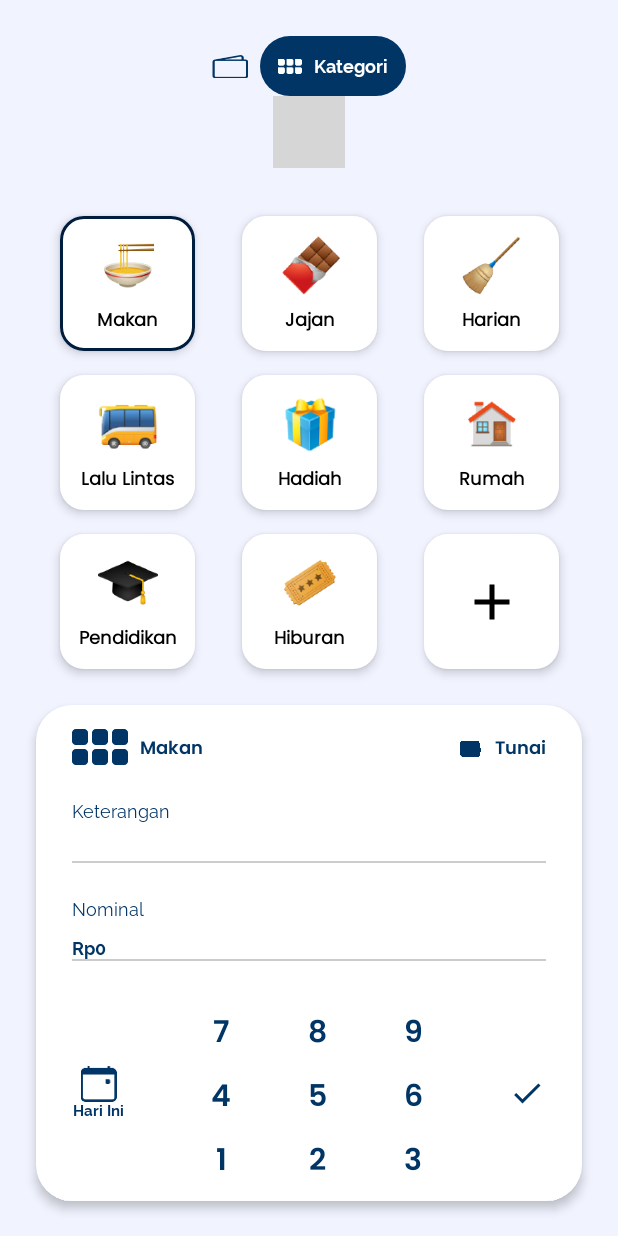
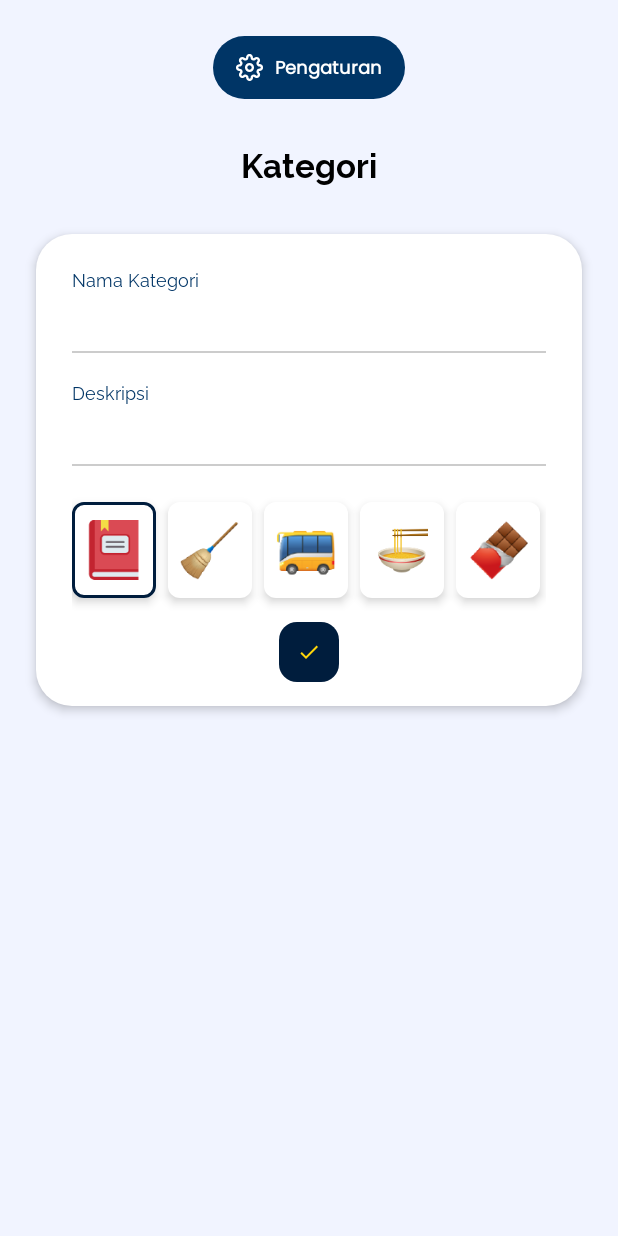
Before and after one commit to fanggadewangga/JurnalKas, an Android app built with Jetpack Compose: the screen it shows after launch (MainActivity), on a phone screen of 412 x 824 dp. Run offline under Robolectric (Android 15) with nearby library versions, the light colour scheme and no system bars; grey boxes are pictures that could not be loaded.

Commit message:
feat(category): add new category screen

```diff
--- a/app/src/main/java/com/ptotakkanan/jurnalkas/feature/category/CategoryScreen.kt
+++ b/app/src/main/java/com/ptotakkanan/jurnalkas/feature/category/CategoryScreen.kt
@@ -23,6 +23,7 @@ import androidx.lifecycle.viewmodel.compose.viewModel
 import androidx.navigation.NavController
 import coil.compose.AsyncImage
 import com.ptotakkanan.jurnalkas.R
+import com.ptotakkanan.jurnalkas.feature.category.detail.CategoryViewModel
 import com.ptotakkanan.jurnalkas.feature.category.page.FirstCategoryScreen
 import com.ptotakkanan.jurnalkas.feature.category.page.SecondCategoryScreen
 import com.ptotakkanan.jurnalkas.feature.common.components.AppButton
--- /dev/null
+++ b/app/src/main/java/com/ptotakkanan/jurnalkas/feature/category/add/AddCategoryEvent.kt
@@ -0,0 +1,10 @@
+package com.ptotakkanan.jurnalkas.feature.category.add
+
+import com.ptotakkanan.jurnalkas.domain.Category
+import com.ptotakkanan.jurnalkas.feature.util.state.SelectionOption
+
+sealed class AddCategoryEvent {
+    data class EnterCategory(val value: String): AddCategoryEvent()
+    data class EnterDescription(val value: String): AddCategoryEvent()
+    data class ChooseCategory(val value: SelectionOption<Int>): AddCategoryEvent()
+}
--- /dev/null
+++ b/app/src/main/java/com/ptotakkanan/jurnalkas/feature/category/add/AddCategoryScreen.kt
@@ -0,0 +1,217 @@
+package com.ptotakkanan.jurnalkas.feature.category.add
+
+import androidx.compose.foundation.BorderStroke
+import androidx.compose.foundation.background
+import androidx.compose.foundation.clickable
+import androidx.compose.foundation.interaction.MutableInteractionSource
+import androidx.compose.foundation.layout.Arrangement
+import androidx.compose.foundation.layout.Box
+import androidx.compose.foundation.layout.Column
+import androidx.compose.foundation.layout.Row
+import androidx.compose.foundation.layout.Spacer
+import androidx.compose.foundation.layout.fillMaxSize
+import androidx.compose.foundation.layout.fillMaxWidth
+import androidx.compose.foundation.layout.height
+import androidx.compose.foundation.layout.padding
+import androidx.compose.foundation.layout.size
+import androidx.compose.foundation.layout.width
+import androidx.compose.foundation.lazy.LazyRow
+import androidx.compose.foundation.lazy.items
+import androidx.compose.foundation.rememberScrollState
+import androidx.compose.foundation.shape.RoundedCornerShape
+import androidx.compose.foundation.text.BasicTextField
+import androidx.compose.foundation.verticalScroll
+import androidx.compose.material.ripple.rememberRipple
+import androidx.compose.material3.Card
+import androidx.compose.material3.CardDefaults
+import androidx.compose.material3.Divider
+import androidx.compose.runtime.Composable
+import androidx.compose.runtime.getValue
+import androidx.compose.runtime.remember
+import androidx.compose.ui.Alignment
+import androidx.compose.ui.Modifier
+import androidx.compose.ui.graphics.Color
+import androidx.compose.ui.graphics.ColorFilter
+import androidx.compose.ui.text.TextStyle
+import androidx.compose.ui.text.font.Font
+import androidx.compose.ui.text.font.FontFamily
+import androidx.compose.ui.text.font.FontWeight
+import androidx.compose.ui.unit.dp
+import androidx.compose.ui.unit.sp
+import androidx.lifecycle.viewmodel.compose.viewModel
+import androidx.navigation.NavController
+import coil.compose.AsyncImage
+import com.ptotakkanan.jurnalkas.R
+import com.ptotakkanan.jurnalkas.feature.common.components.AppButton
+import com.ptotakkanan.jurnalkas.feature.common.components.AppText
+import com.ptotakkanan.jurnalkas.theme.Typography
+import com.ptotakkanan.jurnalkas.theme.blue50
+import com.ptotakkanan.jurnalkas.theme.primary10
+import com.ptotakkanan.jurnalkas.theme.primary20
+import com.ptotakkanan.jurnalkas.theme.secondary10
+
+@Composable
+fun AddCategoryScreen(
+    navController: NavController,
+    viewModel: AddCategoryViewModel = viewModel(),
+) {
+
+    val state by viewModel.state
+
+    Column(
+        horizontalAlignment = Alignment.CenterHorizontally,
+        modifier = Modifier
+            .fillMaxSize()
+            .background(color = blue50)
+            .padding(start = 24.dp, top = 24.dp, end = 24.dp)
+            .verticalScroll(rememberScrollState())
+    ) {
+        AppButton(
+            onClick = { /*TODO*/ },
+            backgroundColor = primary20,
+            modifier = Modifier
+                .width(128.dp)
+        ) {
+            Row(
+                verticalAlignment = Alignment.CenterVertically,
+                horizontalArrangement = Arrangement.spacedBy(8.dp),
+            ) {
+                AsyncImage(
+                    model = R.drawable.ic_setting,
+                    contentDescription = "Setting icon",
+                    modifier = Modifier.size(18.dp)
+                )
+                AppText(
+                    text = "Pengaturan",
+                    color = Color.White,
+                    textStyle = Typography.bodyMedium()
+                        .copy(fontSize = 12.sp, fontWeight = FontWeight(700))
+                )
+            }
+        }
+
+        Spacer(modifier = Modifier.height(32.dp))
+        AppText(
+            text = "Kategori",
+            textStyle = TextStyle(
+                fontFamily = FontFamily(Font(R.font.raleway_bold)),
+                fontSize = 22.sp
+            )
+        )
+
+        Spacer(modifier = Modifier.height(32.dp))
+        Card(
+            shape = RoundedCornerShape(24.dp),
+            colors = CardDefaults.cardColors(containerColor = Color.White),
+            elevation = CardDefaults.cardElevation(4.dp),
+            modifier = Modifier
+                .fillMaxWidth()
+        ) {
+            Column(
+                verticalArrangement = Arrangement.spacedBy(4.dp),
+                modifier = Modifier.padding(24.dp)
+            ) {
+                AppText(
+                    text = "Nama Kategori",
+                    textStyle = TextStyle(
+                        fontFamily = FontFamily(Font(R.font.raleway)),
+                        fontSize = 12.sp,
+                        fontWeight = FontWeight(500)
+                    ),
+                    color = Color(0xFF003566)
+                )
+                Spacer(modifier = Modifier.height(6.dp))
+                BasicTextField(
+                    value = state.name,
+                    onValueChange = { viewModel.onEvent(AddCategoryEvent.EnterCategory(it)) },
+                    textStyle = TextStyle(
+                        fontFamily = FontFamily(Font(R.font.raleway_bold)),
+                        fontSize = 12.sp,
+                        color = Color(0xFF003566)
+                    )
+                )
+                Spacer(modifier = Modifier.height(4.dp))
+                Divider(color = Color.LightGray, modifier = Modifier.fillMaxWidth())
+
+                Spacer(modifier = Modifier.height(12.dp))
+                AppText(
+                    text = "Deskripsi",
+                    textStyle = TextStyle(
+                        fontFamily = FontFamily(Font(R.font.raleway)),
+                        fontSize = 12.sp,
+                        fontWeight = FontWeight(500)
+                    ),
+                    color = Color(0xFF003566)
+                )
+                Spacer(modifier = Modifier.height(6.dp))
+                BasicTextField(
+                    value = state.description,
+                    onValueChange = { viewModel.onEvent(AddCategoryEvent.EnterDescription(it)) },
+                    textStyle = TextStyle(
+                        fontFamily = FontFamily(Font(R.font.raleway_bold)),
+                        fontSize = 12.sp,
+                        color = Color(0xFF003566)
+                    )
+                )
+                Spacer(modifier = Modifier.height(4.dp))
+                Divider(color = Color.LightGray, modifier = Modifier.fillMaxWidth())
+            }
+
+
+            LazyRow(modifier = Modifier.padding(horizontal = 24.dp)) {
+                items(viewModel.iconOption) { item ->
+                    Card(
+                        shape = RoundedCornerShape(8.dp),
+                        colors = CardDefaults.cardColors(containerColor = Color.White),
+                        elevation = CardDefaults.cardElevation(4.dp),
+                        border = if (item.selected) BorderStroke(
+                            width = 2.dp,
+                            color = primary10
+                        ) else null,
+                        modifier = Modifier
+                            .size(64.dp)
+                            .padding(end = 8.dp)
+                            .clickable(
+                                interactionSource = remember { MutableInteractionSource() },
+                                indication = rememberRipple(color = Color.White),
+                                onClick = { viewModel.onEvent(AddCategoryEvent.ChooseCategory(item)) }
+                            )
+                    ) {
+                        Box(
+                            contentAlignment = Alignment.Center,
+                            modifier = Modifier.fillMaxSize()
+                        ) {
+                            AsyncImage(
+                                model = item.option,
+                                contentDescription = "Icon",
+                                modifier = Modifier.size(40.dp)
+                            )
+                        }
+                    }
+                }
+            }
+
+            Box(
+                contentAlignment = Alignment.Center,
+                modifier = Modifier
+                    .fillMaxWidth()
+                    .padding(vertical = 16.dp)
+            ) {
+                AppButton(
+                    onClick = {
+
+                    },
+                    shape = RoundedCornerShape(12.dp),
+                    modifier = Modifier
+                        .size(40.dp),
+                ) {
+                    AsyncImage(
+                        model = R.drawable.ic_check,
+                        contentDescription = "Check Icon",
+                        colorFilter = ColorFilter.tint(color = secondary10)
+                    )
+                }
+            }
+        }
+    }
+}
--- /dev/null
+++ b/app/src/main/java/com/ptotakkanan/jurnalkas/feature/category/add/AddCategoryState.kt
@@ -0,0 +1,11 @@
+package com.ptotakkanan.jurnalkas.feature.category.add
+
+import androidx.annotation.DrawableRes
+import com.ptotakkanan.jurnalkas.R
+import com.ptotakkanan.jurnalkas.domain.Category
+import com.ptotakkanan.jurnalkas.feature.util.state.SelectionOption
+
+data class AddCategoryState(
+    val name: String = "",
+    val description: String = "",
+)
--- /dev/null
+++ b/app/src/main/java/com/ptotakkanan/jurnalkas/feature/category/add/AddCategoryViewModel.kt
@@ -0,0 +1,40 @@
+package com.ptotakkanan.jurnalkas.feature.category.add
+
+import androidx.compose.runtime.mutableStateOf
+import androidx.compose.runtime.toMutableStateList
+import androidx.lifecycle.ViewModel
+import com.ptotakkanan.jurnalkas.R
+import com.ptotakkanan.jurnalkas.feature.util.state.SelectionOption
+
+
+class AddCategoryViewModel: ViewModel() {
+
+    private val _state = mutableStateOf(AddCategoryState())
+    val state = _state
+
+    private val _iconOptions = listOf(
+        SelectionOption(R.drawable.ic_book, true),
+        SelectionOption(R.drawable.ic_broom, false),
+        SelectionOption(R.drawable.ic_traffic, false),
+        SelectionOption(R.drawable.ic_food, false),
+        SelectionOption(R.drawable.ic_snack, false),
+    ).toMutableStateList()
+
+    val iconOption: List<SelectionOption<Int>>
+        get() = _iconOptions
+
+    fun onEvent(event: AddCategoryEvent) {
+        when(event) {
+            is AddCategoryEvent.EnterCategory -> {
+                _state.value = _state.value.copy(name = event.value)
+            }
+            is AddCategoryEvent.ChooseCategory -> {
+                _iconOptions.forEach { it.selected = false }
+                _iconOptions.find { it.option == event.value.option }?.selected = true
+            }
+            is AddCategoryEvent.EnterDescription -> {
+                _state.value = _state.value.copy(description = event.value)
+            }
+        }
+    }
+}
--- a/app/src/main/java/com/ptotakkanan/jurnalkas/feature/category/CategoryDetailsScreen.kt
+++ b/app/src/main/java/com/ptotakkanan/jurnalkas/feature/category/detail/CategoryDetailsScreen.kt
@@ -1,4 +1,4 @@
-package com.ptotakkanan.jurnalkas.feature.category
+package com.ptotakkanan.jurnalkas.feature.category.detail
 
 import androidx.compose.foundation.background
 import androidx.compose.foundation.layout.Arrangement
--- a/app/src/main/java/com/ptotakkanan/jurnalkas/feature/category/CategoryViewModel.kt
+++ b/app/src/main/java/com/ptotakkanan/jurnalkas/feature/category/detail/CategoryViewModel.kt
@@ -1,4 +1,4 @@
-package com.ptotakkanan.jurnalkas.feature.category
+package com.ptotakkanan.jurnalkas.feature.category.detail
 
 import androidx.compose.runtime.mutableIntStateOf
 import androidx.compose.runtime.toMutableStateList
@@ -6,6 +6,7 @@ import androidx.lifecycle.ViewModel
 import androidx.lifecycle.viewModelScope
 import com.ptotakkanan.jurnalkas.R
 import com.ptotakkanan.jurnalkas.domain.Category
+import com.ptotakkanan.jurnalkas.feature.category.CategoryEvent
 import com.ptotakkanan.jurnalkas.feature.util.state.SelectionOption
 import kotlinx.coroutines.channels.Channel
 import kotlinx.coroutines.flow.receiveAsFlow
--- a/app/src/main/java/com/ptotakkanan/jurnalkas/feature/category/page/FirstCategoryScreen.kt
+++ b/app/src/main/java/com/ptotakkanan/jurnalkas/feature/category/page/FirstCategoryScreen.kt
@@ -31,7 +31,7 @@ import androidx.compose.ui.unit.sp
 import coil.compose.AsyncImage
 import com.ptotakkanan.jurnalkas.R
 import com.ptotakkanan.jurnalkas.feature.category.CategoryEvent
-import com.ptotakkanan.jurnalkas.feature.category.CategoryViewModel
+import com.ptotakkanan.jurnalkas.feature.category.detail.CategoryViewModel
 import com.ptotakkanan.jurnalkas.feature.category.components.CategoryItem
 import com.ptotakkanan.jurnalkas.feature.common.components.AppText
 import com.ptotakkanan.jurnalkas.theme.Typography
--- a/app/src/main/java/com/ptotakkanan/jurnalkas/feature/category/page/SecondCategoryScreen.kt
+++ b/app/src/main/java/com/ptotakkanan/jurnalkas/feature/category/page/SecondCategoryScreen.kt
@@ -20,7 +20,7 @@ import androidx.compose.ui.Modifier
 import androidx.compose.ui.graphics.Color
 import androidx.compose.ui.unit.dp
 import com.ptotakkanan.jurnalkas.feature.category.CategoryEvent
-import com.ptotakkanan.jurnalkas.feature.category.CategoryViewModel
+import com.ptotakkanan.jurnalkas.feature.category.detail.CategoryViewModel
 import com.ptotakkanan.jurnalkas.feature.category.components.CategoryItem
 import kotlinx.coroutines.launch
 
--- a/app/src/main/java/com/ptotakkanan/jurnalkas/feature/common/navigation/Navigation.kt
+++ b/app/src/main/java/com/ptotakkanan/jurnalkas/feature/common/navigation/Navigation.kt
@@ -8,8 +8,9 @@ import androidx.navigation.compose.composable
 import androidx.navigation.compose.rememberNavController
 import com.ptotakkanan.jurnalkas.feature.analysis.AnalysisScreen
 import com.ptotakkanan.jurnalkas.feature.calendar.CalendarScreen
-import com.ptotakkanan.jurnalkas.feature.category.CategoryDetailScreen
+import com.ptotakkanan.jurnalkas.feature.category.detail.CategoryDetailScreen
 import com.ptotakkanan.jurnalkas.feature.category.CategoryScreen
+import com.ptotakkanan.jurnalkas.feature.category.add.AddCategoryScreen
 import com.ptotakkanan.jurnalkas.feature.common.route.Screen
 import com.ptotakkanan.jurnalkas.feature.input.InputScreen
 import com.ptotakkanan.jurnalkas.feature.login.LoginScreen
@@ -30,7 +31,7 @@ fun Navigation() {
     val screenWidth = LocalConfiguration.current.screenWidthDp
     val screenHeight = LocalConfiguration.current.screenHeightDp
 
-    NavHost(navController = navController, startDestination = Screen.Input.route) {
+    NavHost(navController = navController, startDestination = Screen.AddCategory.route) {
 
         composable(route = Screen.Welcome.route) {
             WelcomeScreen(navController = navController)
@@ -87,5 +88,9 @@ fun Navigation() {
         composable(route = Screen.Input.route) {
             InputScreen(navController = navController)
         }
+
+        composable(route = Screen.AddCategory.route) {
+            AddCategoryScreen(navController = navController)
+        }
     }
 }
--- a/app/src/main/java/com/ptotakkanan/jurnalkas/feature/common/route/Screen.kt
+++ b/app/src/main/java/com/ptotakkanan/jurnalkas/feature/common/route/Screen.kt
@@ -17,6 +17,7 @@ sealed class Screen(val route: String) {
     data object Profile: Screen("profile")
     data object Tax: Screen("tax")
     data object Input: Screen("input")
+    data object AddCategory: Screen("add_category")
 
     fun withArgs(vararg args: String) = buildString {
         append(route)
```
